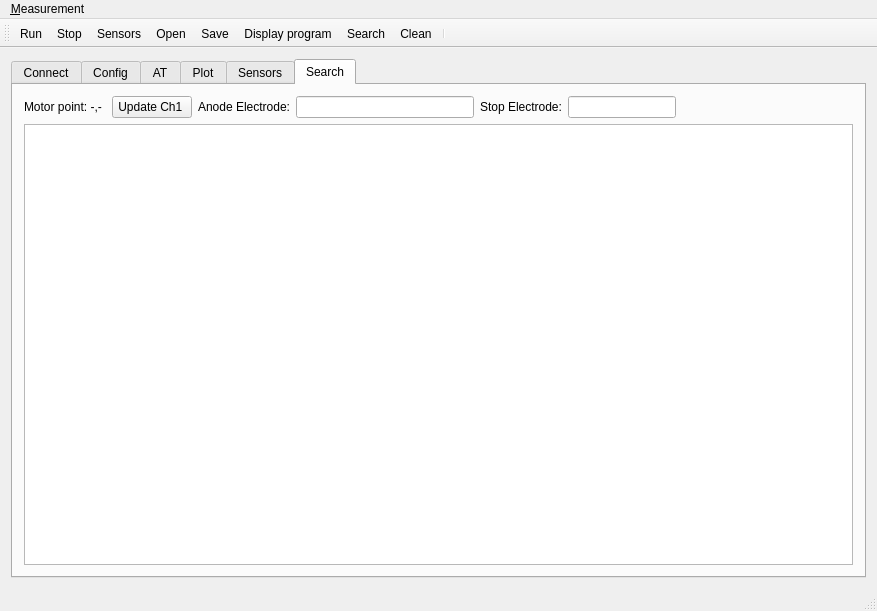
This is nems/nems/mainwindow.ui in saul-rodriguez/Qt as Qt 5 draws it before an edit. The edited form follows.
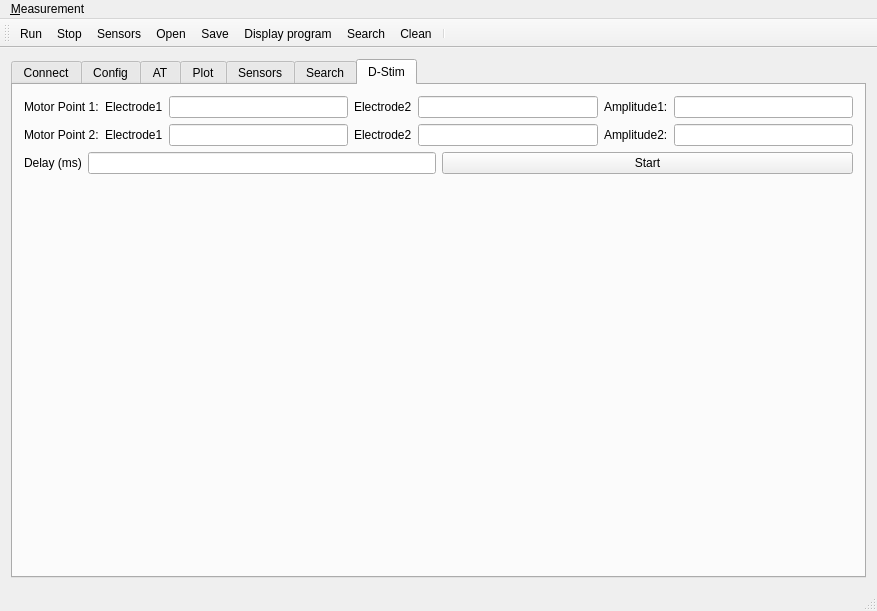
This is the edited form. The open tabs and pages were chosen to show the change. Icons and pictures are not drawn.

Commit message: NMES added dual motor point stimulation

Diff of the .ui file:
```diff
--- a/nems/nems/mainwindow.ui
+++ b/nems/nems/mainwindow.ui
@@ -16,8 +16,8 @@
   <widget class="QWidget" name="centralWidget">
    <layout class="QGridLayout" name="gridLayout">
     <item row="0" column="0">
-     <layout class="QVBoxLayout" name="verticalLayout">
-      <item>
+     <layout class="QGridLayout" name="gridLayout_10">
+      <item row="0" column="0">
        <widget class="QTabWidget" name="tabWidget">
         <property name="currentIndex">
          <number>4</number>
@@ -906,7 +906,14 @@
               <item>
                <widget class="QPushButton" name="pushButtonUpdateCh1MotorPoint">
                 <property name="text">
-                 <string>Update Ch1 </string>
+                 <string>Update MP1 </string>
+                </property>
+               </widget>
+              </item>
+              <item>
+               <widget class="QPushButton" name="pushButtonUpdateCh2MotorPoint">
+                <property name="text">
+                 <string>Update MP2</string>
                 </property>
                </widget>
               </item>
@@ -959,6 +966,150 @@
           </item>
          </layout>
         </widget>
+        <widget class="QWidget" name="tab_6">
+         <attribute name="title">
+          <string>D-Stim</string>
+         </attribute>
+         <layout class="QGridLayout" name="gridLayout_11">
+          <item row="0" column="0">
+           <layout class="QVBoxLayout" name="verticalLayout_12">
+            <item>
+             <layout class="QHBoxLayout" name="horizontalLayout_23">
+              <item>
+               <widget class="QLabel" name="label_27">
+                <property name="text">
+                 <string>Motor Point 1:</string>
+                </property>
+               </widget>
+              </item>
+              <item>
+               <widget class="QLabel" name="label_28">
+                <property name="text">
+                 <string>Electrode1</string>
+                </property>
+               </widget>
+              </item>
+              <item>
+               <widget class="QLineEdit" name="lineEditDualStim1_1"/>
+              </item>
+              <item>
+               <widget class="QLabel" name="label_29">
+                <property name="text">
+                 <string>Electrode2</string>
+                </property>
+               </widget>
+              </item>
+              <item>
+               <widget class="QLineEdit" name="lineEditDualStim1_2"/>
+              </item>
+              <item>
+               <widget class="QLabel" name="label_33">
+                <property name="text">
+                 <string>Amplitude1:</string>
+                </property>
+               </widget>
+              </item>
+              <item>
+               <widget class="QLineEdit" name="lineEditDualAmp1"/>
+              </item>
+             </layout>
+            </item>
+            <item>
+             <layout class="QHBoxLayout" name="horizontalLayout_24">
+              <item>
+               <widget class="QLabel" name="label_32">
+                <property name="text">
+                 <string>Motor Point 2:</string>
+                </property>
+               </widget>
+              </item>
+              <item>
+               <widget class="QLabel" name="label_30">
+                <property name="text">
+                 <string>Electrode1</string>
+                </property>
+               </widget>
+              </item>
+              <item>
+               <widget class="QLineEdit" name="lineEditDualStim2_1"/>
+              </item>
+              <item>
+               <widget class="QLabel" name="label_31">
+                <property name="text">
+                 <string>Electrode2</string>
+                </property>
+               </widget>
+              </item>
+              <item>
+               <widget class="QLineEdit" name="lineEditDualStim2_2"/>
+              </item>
+              <item>
+               <widget class="QLabel" name="label_34">
+                <property name="text">
+                 <string>Amplitude2:</string>
+                </property>
+               </widget>
+              </item>
+              <item>
+               <widget class="QLineEdit" name="lineEditDualAmp2"/>
+              </item>
+             </layout>
+            </item>
+            <item>
+             <layout class="QHBoxLayout" name="horizontalLayout_25">
+              <item>
+               <layout class="QHBoxLayout" name="horizontalLayout_21">
+                <item>
+                 <widget class="QLabel" name="label_26">
+                  <property name="text">
+                   <string>Delay (ms)</string>
+                  </property>
+                 </widget>
+                </item>
+                <item>
+                 <widget class="QLineEdit" name="lineEditDelay">
+                  <property name="sizePolicy">
+                   <sizepolicy hsizetype="MinimumExpanding" vsizetype="Fixed">
+                    <horstretch>0</horstretch>
+                    <verstretch>0</verstretch>
+                   </sizepolicy>
+                  </property>
+                 </widget>
+                </item>
+               </layout>
+              </item>
+              <item>
+               <widget class="QPushButton" name="pushButtonStartDualStim">
+                <property name="sizePolicy">
+                 <sizepolicy hsizetype="Expanding" vsizetype="Fixed">
+                  <horstretch>0</horstretch>
+                  <verstretch>0</verstretch>
+                 </sizepolicy>
+                </property>
+                <property name="text">
+                 <string>Start</string>
+                </property>
+               </widget>
+              </item>
+             </layout>
+            </item>
+           </layout>
+          </item>
+          <item row="1" column="0">
+           <spacer name="verticalSpacer_2">
+            <property name="orientation">
+             <enum>Qt::Vertical</enum>
+            </property>
+            <property name="sizeHint" stdset="0">
+             <size>
+              <width>20</width>
+              <height>40</height>
+             </size>
+            </property>
+           </spacer>
+          </item>
+         </layout>
+        </widget>
        </widget>
       </item>
      </layout>
```
Left out of the diff: 2 changed lines with no effect on the pictures. The commit also changes 23 other files.
